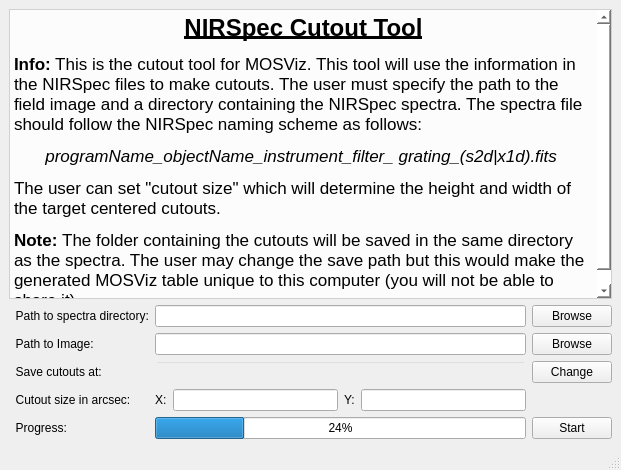
spacetelescope/mosviz, file mosviz/data/ui/cutout_tool.ui: the form before one commit.
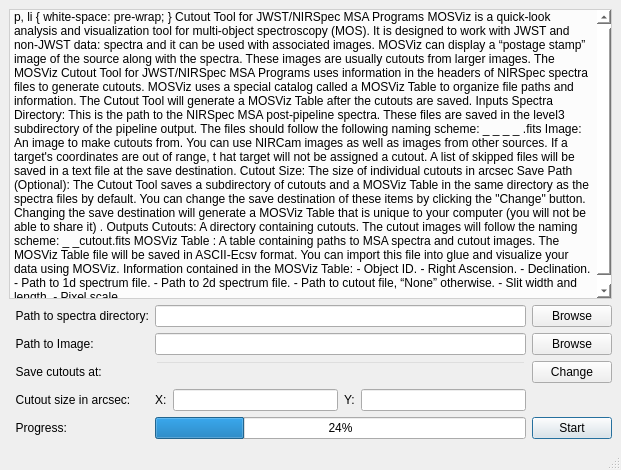
The form after the commit.

Commit message: Edit info box.

```diff
--- a/mosviz/data/ui/cutout_tool.ui
+++ b/mosviz/data/ui/cutout_tool.ui
@@ -52,6 +52,9 @@
       <property name="text">
        <string>Start</string>
       </property>
+      <property name="default">
+       <bool>true</bool>
+      </property>
      </widget>
     </item>
     <item row="3" column="5">
@@ -107,16 +110,42 @@
       <property name="styleSheet">
        <string notr="true">background-color: rgba(255, 255, 255, 203);</string>
       </property>
+      <property name="verticalScrollBarPolicy">
+       <enum>Qt::ScrollBarAlwaysOn</enum>
+      </property>
+      <property name="lineWrapMode">
+       <enum>QTextEdit::FixedPixelWidth</enum>
+      </property>
+      <property name="lineWrapColumnOrWidth">
+       <number>585</number>
+      </property>
       <property name="html">
        <string>&lt;!DOCTYPE HTML PUBLIC &quot;-//W3C//DTD HTML 4.0//EN&quot; &quot;http://www.w3.org/TR/REC-html40/strict.dtd&quot;&gt;
 &lt;html&gt;&lt;head&gt;&lt;meta name=&quot;qrichtext&quot; content=&quot;1&quot; /&gt;&lt;style type=&quot;text/css&quot;&gt;
 p, li { white-space: pre-wrap; }
 &lt;/style&gt;&lt;/head&gt;&lt;body style=&quot; font-family:'.SF NS Text'; font-size:13pt; font-weight:400; font-style:normal;&quot;&gt;
-&lt;p align=&quot;center&quot; style=&quot; margin-top:0px; margin-bottom:0px; margin-left:0px; margin-right:0px; -qt-block-indent:0; text-indent:0px;&quot;&gt;&lt;span style=&quot; font-size:18pt; font-weight:600; text-decoration: underline;&quot;&gt;NIRSpec Cutout Tool&lt;/span&gt;&lt;/p&gt;
-&lt;p style=&quot; margin-top:12px; margin-bottom:12px; margin-left:0px; margin-right:0px; -qt-block-indent:0; text-indent:0px;&quot;&gt;&lt;span style=&quot; font-weight:600;&quot;&gt;Info:&lt;/span&gt; This is the cutout tool for MOSViz. This tool will use the information in the NIRSpec files to make cutouts. The user must specify the path to the field image and a directory containing the NIRSpec spectra. The spectra file should follow the NIRSpec naming scheme as follows: &lt;/p&gt;
-&lt;p align=&quot;center&quot; style=&quot; margin-top:12px; margin-bottom:12px; margin-left:0px; margin-right:0px; -qt-block-indent:0; text-indent:0px;&quot;&gt;&lt;span style=&quot; font-style:italic;&quot;&gt;programName_objectName_instrument_filter_ grating_(s2d|x1d).fits &lt;/span&gt;&lt;/p&gt;
-&lt;p style=&quot; margin-top:12px; margin-bottom:12px; margin-left:0px; margin-right:0px; -qt-block-indent:0; text-indent:0px;&quot;&gt;The user can set &amp;quot;cutout size&amp;quot; which will determine the height and width of the target centered cutouts. &lt;/p&gt;
-&lt;p style=&quot; margin-top:12px; margin-bottom:12px; margin-left:0px; margin-right:0px; -qt-block-indent:0; text-indent:0px;&quot;&gt;&lt;span style=&quot; font-weight:600;&quot;&gt;Note: &lt;/span&gt;The folder containing the cutouts will be saved in the same directory as the spectra. The user may change the save path but this would make the generated MOSViz table unique to this computer (you will not be able to share it). &lt;/p&gt;&lt;/body&gt;&lt;/html&gt;</string>
+&lt;p align=&quot;center&quot; style=&quot; margin-top:0px; margin-bottom:0px; margin-left:0px; margin-right:0px; -qt-block-indent:0; text-indent:0px;&quot;&gt;&lt;span style=&quot; font-size:18pt; font-weight:600; text-decoration: underline;&quot;&gt;Cutout Tool &lt;/span&gt;&lt;span style=&quot; font-family:'Helvetica,sans-serif'; font-size:18pt; font-weight:600; text-decoration: underline;&quot;&gt;for JWST/NIRSpec MSA Programs&lt;/span&gt;&lt;/p&gt;
+&lt;p style=&quot; margin-top:12px; margin-bottom:12px; margin-left:0px; margin-right:0px; -qt-block-indent:0; text-indent:0px;&quot;&gt;&lt;span style=&quot; font-family:'Helvetica,sans-serif'; font-size:14pt;&quot;&gt;MOSViz is a quick-look analysis and visualization tool for multi-object spectroscopy (MOS). It is designed to work with JWST and non-JWST data: spectra and it can be used with associated images.  MOSViz can display a “postage stamp” image of the source along with the spectra. These images are usually cutouts from larger images. The MOSViz Cutout Tool for JWST/NIRSpec MSA Programs uses information in the headers of NIRSpec spectra files to generate cutouts. MOSViz uses a special catalog called a MOSViz Table to organize file paths and information. The Cutout Tool will generate a MOSViz Table after the cutouts are saved. &lt;/span&gt;&lt;/p&gt;
+&lt;p style=&quot; margin-top:12px; margin-bottom:12px; margin-left:0px; margin-right:0px; -qt-block-indent:0; text-indent:0px;&quot;&gt;&lt;span style=&quot; font-family:'Helvetica,sans-serif'; font-size:14pt; font-weight:600; text-decoration: underline;&quot;&gt;Inputs&lt;/span&gt;&lt;span style=&quot; font-family:'Helvetica,sans-serif'; font-size:14pt; text-decoration: underline;&quot;&gt; &lt;/span&gt;&lt;/p&gt;
+&lt;p style=&quot; margin-top:12px; margin-bottom:12px; margin-left:0px; margin-right:0px; -qt-block-indent:0; text-indent:0px;&quot;&gt;&lt;span style=&quot; font-family:'Helvetica,sans-serif'; font-size:14pt; font-weight:600;&quot;&gt;Spectra Directory:&lt;/span&gt;&lt;span style=&quot; font-family:'Helvetica,sans-serif'; font-size:14pt;&quot;&gt; This is the path to the NIRSpec MSA post-pipeline spectra. These files are saved in the level3 subdirectory of the pipeline output. The files should follow the following naming scheme:&lt;/span&gt;&lt;span style=&quot; font-family:'.SF NS Text,sans-serif'; font-size:14pt;&quot;&gt; &lt;/span&gt;&lt;/p&gt;
+&lt;p align=&quot;center&quot; style=&quot; margin-top:0px; margin-bottom:0px; margin-left:0px; margin-right:0px; -qt-block-indent:0; text-indent:0px;&quot;&gt;&lt;span style=&quot; font-family:'Helvetica,sans-serif'; font-size:14pt; font-style:italic;&quot;&gt;&amp;lt;programName&amp;gt;_&amp;lt;objectName&amp;gt;_&amp;lt;instrument_filter&amp;gt;_ &amp;lt;grating&amp;gt;_&amp;lt;s2d|x1d&amp;gt;.fits &lt;/span&gt;&lt;/p&gt;
+&lt;p align=&quot;center&quot; style=&quot;-qt-paragraph-type:empty; margin-top:0px; margin-bottom:0px; margin-left:0px; margin-right:0px; -qt-block-indent:0; text-indent:0px; font-family:'Helvetica,sans-serif'; font-size:14pt; font-style:italic;&quot;&gt;&lt;br /&gt;&lt;/p&gt;
+&lt;p style=&quot; margin-top:12px; margin-bottom:12px; margin-left:0px; margin-right:0px; -qt-block-indent:0; text-indent:0px;&quot;&gt;&lt;span style=&quot; font-family:'Helvetica,sans-serif'; font-size:14pt; font-weight:600;&quot;&gt;Image:&lt;/span&gt;&lt;span style=&quot; font-family:'Helvetica,sans-serif'; font-size:14pt;&quot;&gt; An image to make cutouts from. You can use NIRCam images as well as images from other sources. If a target's coordinates are out of range, t&lt;/span&gt;&lt;span style=&quot; font-family:'.SF NS Text,sans-serif'; font-size:14pt;&quot;&gt;hat target will not be assigned a cutout. A list of skipped files will be saved in a text file at the save destination.&lt;/span&gt;&lt;/p&gt;
+&lt;p style=&quot; margin-top:12px; margin-bottom:12px; margin-left:0px; margin-right:0px; -qt-block-indent:0; text-indent:0px;&quot;&gt;&lt;span style=&quot; font-family:'Helvetica,sans-serif'; font-size:14pt; font-weight:600;&quot;&gt;Cutout Size:&lt;/span&gt;&lt;span style=&quot; font-family:'Helvetica,sans-serif'; font-size:14pt;&quot;&gt; The size of individual cutouts in arcsec&lt;/span&gt;&lt;/p&gt;
+&lt;p style=&quot; margin-top:12px; margin-bottom:12px; margin-left:0px; margin-right:0px; -qt-block-indent:0; text-indent:0px;&quot;&gt;&lt;span style=&quot; font-family:'Helvetica,sans-serif'; font-size:14pt; font-weight:600;&quot;&gt;Save Path (Optional):&lt;/span&gt;&lt;span style=&quot; font-family:'Helvetica,sans-serif'; font-size:14pt;&quot;&gt; The Cutout Tool saves a &lt;/span&gt;&lt;span style=&quot; font-family:'Helvetica,sans-serif,serif'; font-size:14pt;&quot;&gt;subdirectory &lt;/span&gt;&lt;span style=&quot; font-family:'Helvetica,sans-serif'; font-size:14pt;&quot;&gt;of cutouts and a MOSViz Table in the same directory as the spectra files by default. You can change the save destination of these items by clicking the &amp;quot;Change&amp;quot; button. Changing the save destination will generate a MOSViz Table that is unique to your computer &lt;/span&gt;&lt;span style=&quot; font-size:14pt;&quot;&gt;(you will not be able to share it)&lt;/span&gt;&lt;span style=&quot; font-family:'Helvetica,sans-serif'; font-size:14pt;&quot;&gt;.   &lt;/span&gt;&lt;/p&gt;
+&lt;p style=&quot; margin-top:12px; margin-bottom:12px; margin-left:0px; margin-right:0px; -qt-block-indent:0; text-indent:0px;&quot;&gt;&lt;span style=&quot; font-family:'Helvetica,sans-serif'; font-size:14pt; font-weight:600; text-decoration: underline;&quot;&gt;Outputs&lt;/span&gt;&lt;span style=&quot; font-size:14pt;&quot;&gt; &lt;/span&gt;&lt;/p&gt;
+&lt;p style=&quot; margin-top:0px; margin-bottom:0px; margin-left:0px; margin-right:0px; -qt-block-indent:0; text-indent:0px;&quot;&gt;&lt;span style=&quot; font-family:'Helvetica,sans-serif'; font-size:14pt; font-weight:600;&quot;&gt;Cutouts:&lt;/span&gt;&lt;span style=&quot; font-family:'Helvetica,sans-serif'; font-size:14pt;&quot;&gt; A directory containing cutouts. The cutout images will follow the naming scheme: &lt;/span&gt;&lt;/p&gt;
+&lt;p align=&quot;center&quot; style=&quot; margin-top:0px; margin-bottom:0px; margin-left:0px; margin-right:0px; -qt-block-indent:0; text-indent:0px;&quot;&gt;&lt;span style=&quot; font-family:'Helvetica,sans-serif'; font-size:14pt; font-style:italic;&quot;&gt;&amp;lt;objectName&amp;gt;_&amp;lt;programName&amp;gt;_cutout.fits &lt;/span&gt;&lt;/p&gt;
+&lt;p style=&quot;-qt-paragraph-type:empty; margin-top:0px; margin-bottom:0px; margin-left:0px; margin-right:0px; -qt-block-indent:0; text-indent:0px; font-family:'Helvetica,sans-serif'; font-size:14pt;&quot;&gt;&lt;br /&gt;&lt;/p&gt;
+&lt;p style=&quot; margin-top:0px; margin-bottom:0px; margin-left:0px; margin-right:0px; -qt-block-indent:0; text-indent:0px;&quot;&gt;&lt;span style=&quot; font-family:'Helvetica,sans-serif'; font-size:14pt; font-weight:600;&quot;&gt;MOSViz Table&lt;/span&gt;&lt;span style=&quot; font-family:'Helvetica,sans-serif'; font-size:14pt;&quot;&gt;: A table containing paths to MSA spectra and cutout images. The MOSViz Table file will be saved in ASCII-Ecsv format. You can import this file into glue and visualize your data using MOSViz. Information contained in the MOSViz Table:&lt;/span&gt;&lt;span style=&quot; font-size:14pt;&quot;&gt; &lt;/span&gt;&lt;/p&gt;
+&lt;p style=&quot; margin-top:0px; margin-bottom:0px; margin-left:0px; margin-right:0px; -qt-block-indent:0; text-indent:0px;&quot;&gt;&lt;span style=&quot; font-family:'Helvetica,sans-serif'; font-size:14pt;&quot;&gt;- Object ID.&lt;/span&gt;&lt;span style=&quot; font-size:14pt;&quot;&gt; &lt;/span&gt;&lt;/p&gt;
+&lt;p style=&quot; margin-top:0px; margin-bottom:0px; margin-left:0px; margin-right:0px; -qt-block-indent:0; text-indent:0px;&quot;&gt;&lt;span style=&quot; font-family:'Helvetica,sans-serif'; font-size:14pt;&quot;&gt;- Right Ascension.&lt;/span&gt;&lt;span style=&quot; font-size:14pt;&quot;&gt; &lt;/span&gt;&lt;/p&gt;
+&lt;p style=&quot; margin-top:0px; margin-bottom:0px; margin-left:0px; margin-right:0px; -qt-block-indent:0; text-indent:0px;&quot;&gt;&lt;span style=&quot; font-family:'Helvetica,sans-serif'; font-size:14pt;&quot;&gt;- Declination.&lt;/span&gt;&lt;span style=&quot; font-size:14pt;&quot;&gt; &lt;/span&gt;&lt;/p&gt;
+&lt;p style=&quot; margin-top:0px; margin-bottom:0px; margin-left:0px; margin-right:0px; -qt-block-indent:0; text-indent:0px;&quot;&gt;&lt;span style=&quot; font-family:'Helvetica,sans-serif'; font-size:14pt;&quot;&gt;- Path to 1d spectrum file.&lt;/span&gt;&lt;span style=&quot; font-size:14pt;&quot;&gt; &lt;/span&gt;&lt;/p&gt;
+&lt;p style=&quot; margin-top:0px; margin-bottom:0px; margin-left:0px; margin-right:0px; -qt-block-indent:0; text-indent:0px;&quot;&gt;&lt;span style=&quot; font-family:'Helvetica,sans-serif'; font-size:14pt;&quot;&gt;- Path to 2d spectrum file.&lt;/span&gt;&lt;span style=&quot; font-size:14pt;&quot;&gt; &lt;/span&gt;&lt;/p&gt;
+&lt;p style=&quot; margin-top:0px; margin-bottom:0px; margin-left:0px; margin-right:0px; -qt-block-indent:0; text-indent:0px;&quot;&gt;&lt;span style=&quot; font-family:'Helvetica,sans-serif'; font-size:14pt;&quot;&gt;- Path to cutout file, “None” otherwise.&lt;/span&gt;&lt;span style=&quot; font-size:14pt;&quot;&gt; &lt;/span&gt;&lt;/p&gt;
+&lt;p style=&quot; margin-top:0px; margin-bottom:0px; margin-left:0px; margin-right:0px; -qt-block-indent:0; text-indent:0px;&quot;&gt;&lt;span style=&quot; font-family:'Helvetica,sans-serif'; font-size:14pt;&quot;&gt;- Slit width and length.&lt;/span&gt;&lt;span style=&quot; font-size:14pt;&quot;&gt; &lt;/span&gt;&lt;/p&gt;
+&lt;p style=&quot; margin-top:0px; margin-bottom:0px; margin-left:0px; margin-right:0px; -qt-block-indent:0; text-indent:0px;&quot;&gt;&lt;span style=&quot; font-family:'Helvetica,sans-serif'; font-size:14pt;&quot;&gt;- Pixel scale.&lt;/span&gt;&lt;span style=&quot; font-size:14pt;&quot;&gt; &lt;/span&gt;&lt;/p&gt;&lt;/body&gt;&lt;/html&gt;</string>
       </property>
      </widget>
     </item>
```
The commit also changes 1 other file.
